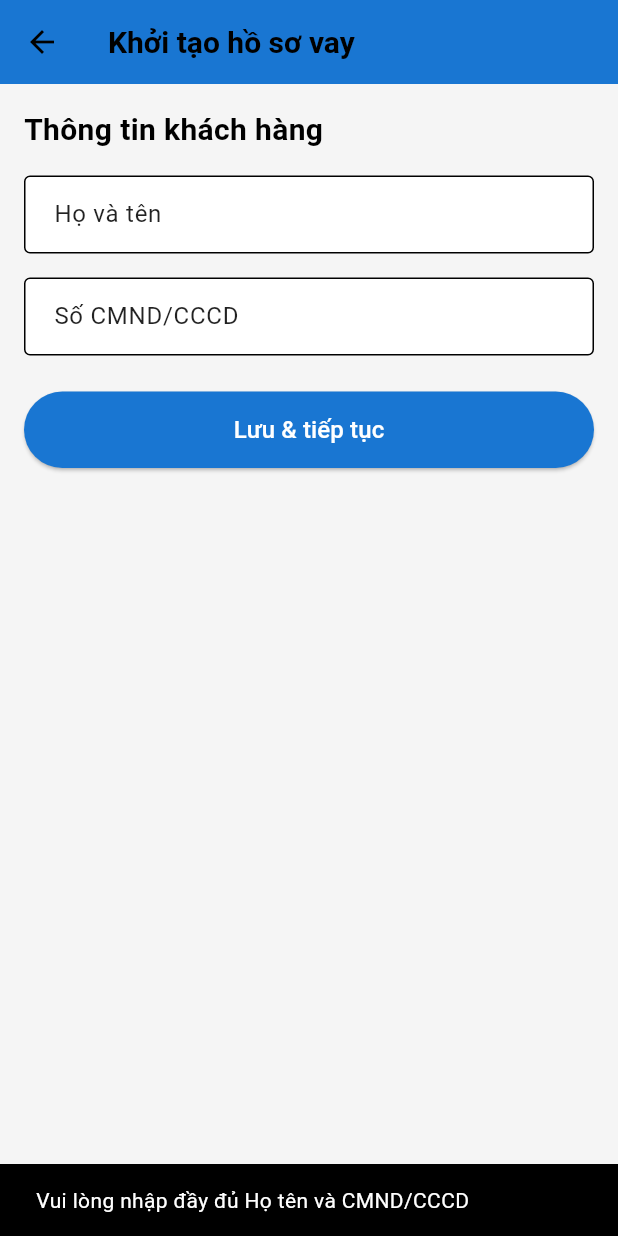
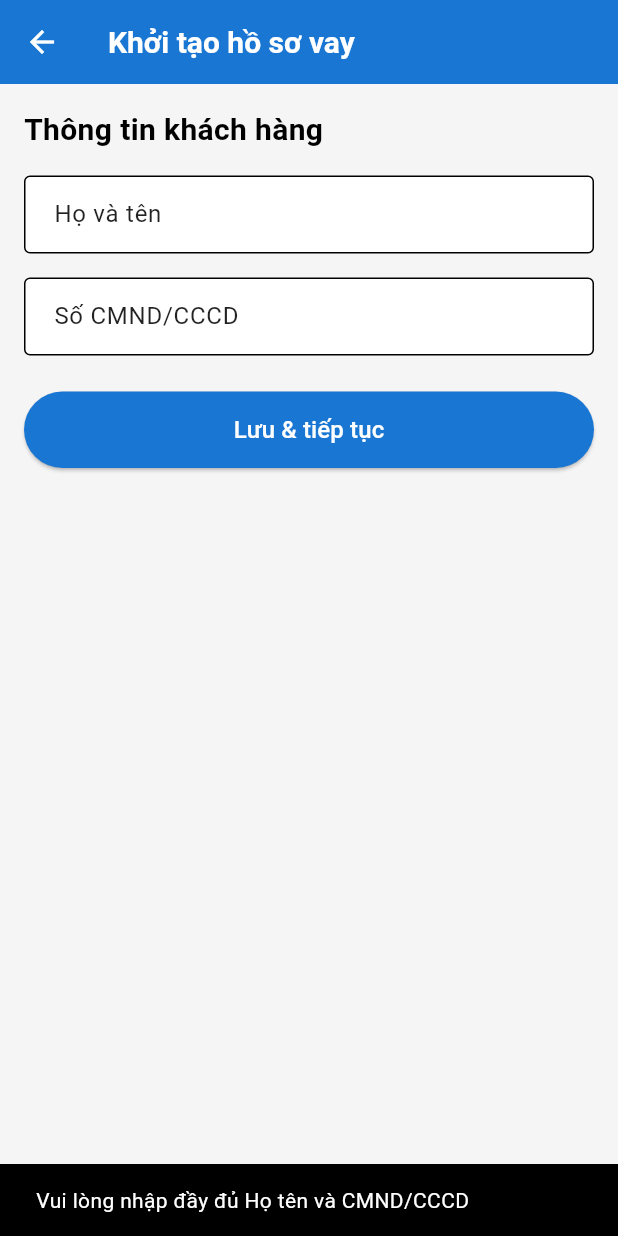
Before and after one commit to trieu772005s1/HeThongThongTin, a Flutter app: the LoanStep2_1 screen opened directly with empty values, after a tap on "Lưu & tiếp tục", on a phone screen of 412 x 824 dp. Run offline on Flutter 3.47's test engine with Material 3 defaults, Android fonts, the light colour scheme and no system bars; our stand-ins replace cloud_firestore, firebase_auth, firebase_core, firebase_storage, image_picker, open_file; missing offline and left inert: excel; accounts and stored records are empty.

Commit message:
gop lan 2

```diff
--- a/lib/pages/home/customer/card/card_confirm_page.dart
+++ b/lib/pages/home/customer/card/card_confirm_page.dart
@@ -1,7 +1,6 @@
 import 'package:flutter/material.dart';
 import 'package:firebase_auth/firebase_auth.dart';
 import 'package:cloud_firestore/cloud_firestore.dart';
-import 'package:fl_credit/services/card_service.dart';
 
 class CardConfirmPage extends StatelessWidget {
   final int limit;
--- a/lib/pages/home/customer/loan_online/loan_step/steps/loan_step2_1.dart
+++ b/lib/pages/home/customer/loan_online/loan_step/steps/loan_step2_1.dart
@@ -68,13 +68,12 @@ class _LoanStep2_1State extends State<LoanStep2_1> {
 
       if (!mounted) return;
 
-      // Sang bước 2/3 – Bạn cần vay bao nhiêu?
       final completed = await Navigator.push<bool>(
         context,
         MaterialPageRoute(builder: (_) => const LoanStep2_2()),
       );
 
-      // Pop ra LoanStep2Page, trả kết quả
+      if (!mounted) return;
       Navigator.pop(context, completed == true);
     } catch (e) {
       ScaffoldMessenger.of(
@@ -89,8 +88,13 @@ class _LoanStep2_1State extends State<LoanStep2_1> {
   Widget build(BuildContext context) {
     return Scaffold(
       appBar: AppBar(
-        title: const Text('Khởi tạo hồ sơ vay'),
+        title: const Text(
+          'Khởi tạo hồ sơ vay',
+          style: TextStyle(color: Colors.white),
+        ),
+        iconTheme: const IconThemeData(color: Colors.white),
         backgroundColor: const Color(0xFF1976D2),
+        elevation: 0,
       ),
       body: Padding(
         padding: const EdgeInsets.all(16),
--- a/lib/pages/home/customer/loan_online/loan_step/steps/loan_step2_2.dart
+++ b/lib/pages/home/customer/loan_online/loan_step/steps/loan_step2_2.dart
@@ -62,6 +62,7 @@ class _LoanStep2_2State extends State<LoanStep2_2> {
     );
 
     // báo hoàn tất bước 2.x về LoanStep2_1 / LoanStepPage
+    if (!mounted) return;
     Navigator.pop(context, confirmed == true);
   }
 
@@ -231,11 +232,11 @@ class _LoanStep2_2State extends State<LoanStep2_2> {
                     items: const [
                       DropdownMenuItem(
                         value: 'mb',
-                        child: Text('Chuyển khoản vào ngân hàng MB'),
+                        child: Text('Chuyển khoản vào ngân hàng '),
                       ),
                       DropdownMenuItem(
                         value: 'other',
-                        child: Text('Chuyển khoản vào ngân hàng khác'),
+                        child: Text('Nhận tiền mặt tại điểm giao dịch'),
                       ),
                     ],
                     onChanged: (value) =>
--- a/lib/pages/home/customer/wardrobe/voucher_list_page.dart
+++ b/lib/pages/home/customer/wardrobe/voucher_list_page.dart
@@ -19,8 +19,9 @@ class VoucherListPage extends StatelessWidget {
       body: StreamBuilder<List<Voucher>>(
         stream: service.getVouchers(userId),
         builder: (_, snapshot) {
-          if (!snapshot.hasData)
+          if (!snapshot.hasData) {
             return const Center(child: CircularProgressIndicator());
+          }
 
           final items = snapshot.data!;
           if (items.isEmpty) return _empty("Bạn chưa có voucher nào");
```
Also changed, not shown: lib/pages/home/customer/loan_online/loan_step/steps/loan_step2_3.dart (+2 -6 lines).
